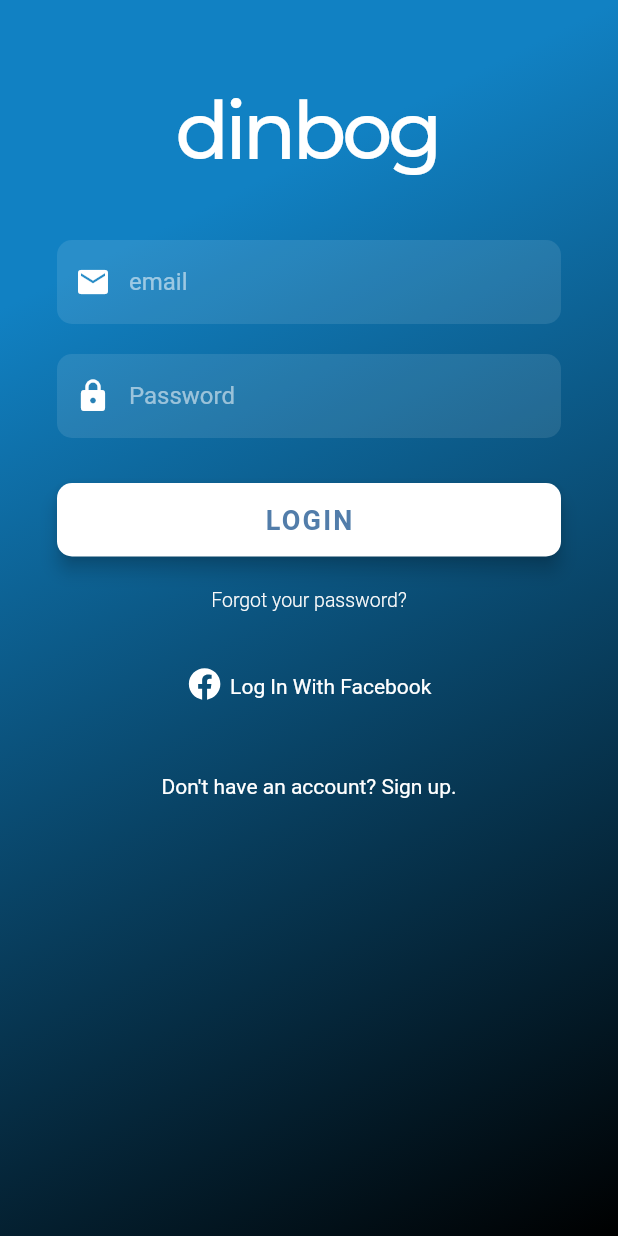
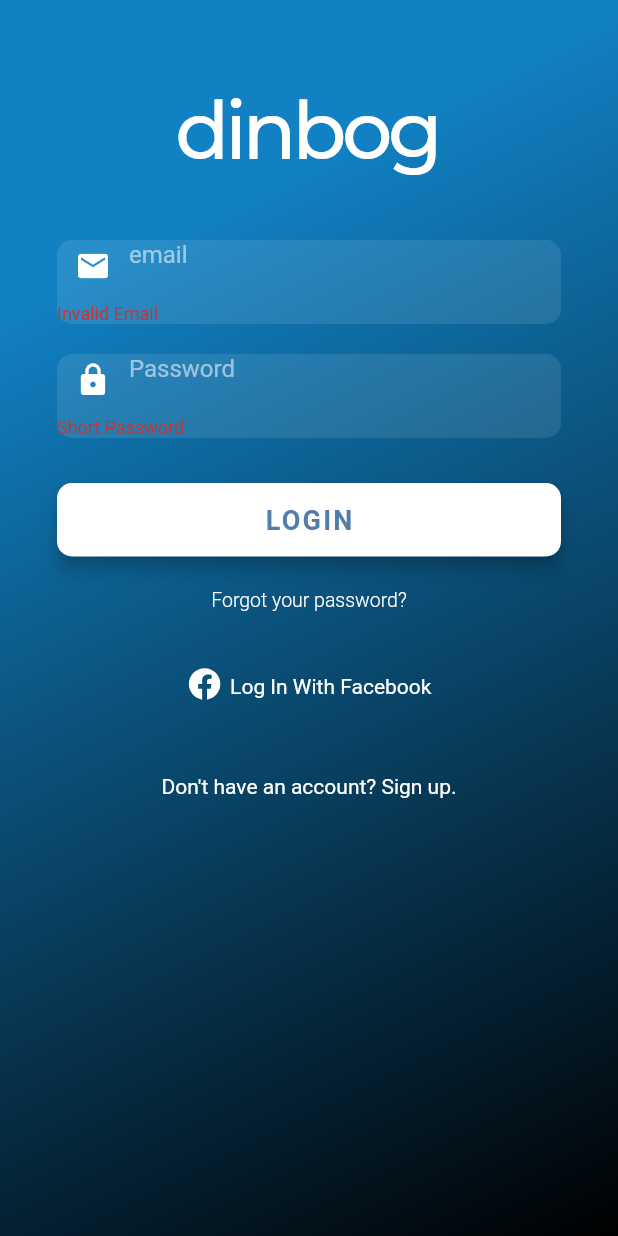
Before and after one commit to elpensadorluis/flutter_advanced, a Flutter app: the screen it shows after launch, after a tap on "LOGIN", on a phone screen of 412 x 824 dp. Run offline on Flutter 3.47's test engine with Material 2 defaults, Android fonts, the phone set to English and light mode, and no system bars; our stand-ins replace auto_route, bloc, dartz, firebase_auth, flushbar, flutter_bloc and 5 more; accounts and stored records are empty; generated files the repository leaves out were written again; Roboto replaces fonts that are missing (OpenSans); project files that could hold a hidden picture were left out.

Commit message:
Sign in UI and Bloc conected --presentation to application

```diff
--- a/lib/presentation/sign_in/widgets/sign_in_form.dart
+++ b/lib/presentation/sign_in/widgets/sign_in_form.dart
@@ -56,18 +56,117 @@ class SignInForm extends StatelessWidget {
                     mainAxisAlignment: MainAxisAlignment.center,
                     crossAxisAlignment: CrossAxisAlignment.center,
                     children: <Widget>[
-                      SizedBox(height: 55.0),
+                      const SizedBox(height: 55.0),
                       _titleDinbog(context),
-                      SizedBox(height: 40.0),
-                      _buildEmailTF(),
-                      SizedBox(
-                        height: 20.0,
+                      const SizedBox(height: 40.0),
+                      // campo email
+                      Container(
+                        alignment: Alignment.centerLeft,
+                        decoration: kBoxDecorationStyle,
+                        height: 56.0,
+                        child: TextFormField(
+                          // controller: _emailController,
+                          keyboardType: TextInputType.emailAddress,
+                          style: TextStyle(
+                            color: Colors.white,
+                            fontFamily: 'OpenSans',
+                          ),
+                          decoration: InputDecoration(
+                            border: InputBorder.none,
+                            contentPadding: EdgeInsets.only(top: 14.0),
+                            prefixIcon: Icon(
+                              Icons.email,
+                              color: Colors.white,
+                            ),
+                            // hintText: AppLocalization.of(context).email,
+                            hintText: 'email',
+                            hintStyle: kHintTextStyle,
+                          ),
+                          onChanged: (value) =>
+                              context.bloc<SignInFormBloc>().add(
+                                    SignInFormEvent.emailChanged(value),
+                                  ),
+                          validator: (_) => context
+                              .bloc<SignInFormBloc>()
+                              .state
+                              .emailAddress
+                              .value
+                              .fold(
+                                (f) => f.maybeMap(
+                                  invalidEmail: (_) => 'Invalid Email',
+                                  orElse: () => null,
+                                ),
+                                (_) => null,
+                              ),
+                        ),
                       ),
-                      _buildPasswordTF(),
-                      _buildLoginBtn(),
+                      const SizedBox(height: 20.0),
+                      // campo password
+                      Container(
+                        alignment: Alignment.centerLeft,
+                        decoration: kBoxDecorationStyle,
+                        height: 56.0,
+                        child: TextFormField(
+                          // controller: _passwordController,
+                          obscureText: true,
+                          style: TextStyle(
+                            color: Colors.white,
+                            fontFamily: 'OpenSans',
+                          ),
+                          decoration: InputDecoration(
+                            border: InputBorder.none,
+                            contentPadding: EdgeInsets.only(top: 14.0),
+                            prefixIcon: Icon(
+                              Icons.lock,
+                              color: Colors.white,
+                            ),
+                            // hintText: AppLocalization.of(context).password,
+                            hintText: 'Password',
+                            hintStyle: kHintTextStyle,
+                          ),
+                          onChanged: (value) => context
+                              .bloc<SignInFormBloc>()
+                              .add(SignInFormEvent.passwordChanged(value)),
+                          validator: (_) => context
+                              .bloc<SignInFormBloc>()
+                              .state
+                              .password
+                              .value
+                              .fold(
+                                (f) => f.maybeMap(
+                                  shortPassword: (_) => 'Short Password',
+                                  orElse: () => null,
+                                ),
+                                (_) => null,
+                              ),
+                        ),
+                      ),
+                      // Boton login
+                      Container(
+                        padding: const EdgeInsets.only(top: 30.0, bottom: 5.0),
+                        width: double.infinity,
+                        child: RaisedButton(
+                            elevation: 5.0,
+                            onPressed: () {
+                              context.bloc<SignInFormBloc>().add(
+                                    const SignInFormEvent
+                                        .signInWithEmailAndPasswordPressed(),
+                                  );
+                            },
+                            padding: const EdgeInsets.all(14.0),
+                            shape: RoundedRectangleBorder(
+                              borderRadius: BorderRadius.circular(10.0),
+                            ),
+                            color: Colors.white,
+                            child: _textLogin()),
+                      ),
+                      if (state.isSubmitting) ...[
+                        const SizedBox(height: 8),
+                        const LinearProgressIndicator(value: null),
+                      ],
                       _buildForgotPasswordBtn(),
                       _outlineButtonSignUpFacebook(),
-                      SizedBox(height: 40.0),
+                      const SizedBox(height: 40.0),
                       InkWell(
                         onTap: () =>
                             Navigator.popAndPushNamed(context, 'landing'),
@@ -108,60 +207,6 @@ Widget _titleDinbog(context) {
   );
 }
 
-Widget _buildEmailTF() {
-  return Container(
-    alignment: Alignment.centerLeft,
-    decoration: kBoxDecorationStyle,
-    height: 56.0,
-    child: TextField(
-      // controller: _emailController,
-      keyboardType: TextInputType.emailAddress,
-      style: TextStyle(
-        color: Colors.white,
-        fontFamily: 'OpenSans',
-      ),
-      decoration: InputDecoration(
-        border: InputBorder.none,
-        contentPadding: EdgeInsets.only(top: 14.0),
-        prefixIcon: Icon(
-          Icons.email,
-          color: Colors.white,
-        ),
-        // hintText: AppLocalization.of(context).email,
-        hintText: 'email',
-        hintStyle: kHintTextStyle,
-      ),
-    ),
-  );
-}
-
-Widget _buildPasswordTF() {
-  return Container(
-    alignment: Alignment.centerLeft,
-    decoration: kBoxDecorationStyle,
-    height: 56.0,
-    child: TextField(
-      // controller: _passwordController,
-      obscureText: true,
-      style: TextStyle(
-        color: Colors.white,
-        fontFamily: 'OpenSans',
-      ),
-      decoration: InputDecoration(
-        border: InputBorder.none,
-        contentPadding: EdgeInsets.only(top: 14.0),
-        prefixIcon: Icon(
-          Icons.lock,
-          color: Colors.white,
-        ),
-        // hintText: AppLocalization.of(context).password,
-        hintText: 'Password',
-        hintStyle: kHintTextStyle,
-      ),
-    ),
-  );
-}
-
 Widget _buildForgotPasswordBtn() {
   return Container(
     alignment: Alignment.centerRight,
@@ -181,27 +226,11 @@ Widget _buildForgotPasswordBtn() {
   );
 }
 
-Widget _buildLoginBtn() {
-  return Container(
-    padding: EdgeInsets.only(top: 30.0, bottom: 5.0),
-    width: double.infinity,
-    child: RaisedButton(
-        elevation: 5.0,
-        onPressed: () {},
-        padding: EdgeInsets.all(14.0),
-        shape: RoundedRectangleBorder(
-          borderRadius: BorderRadius.circular(10.0),
-        ),
-        color: Colors.white,
-        child: setUpButtonChild()),
-  );
-}
-
 Widget _textLogin() {
   return Text(
     // AppLocalization.of(context).login,
     'LOGIN',
-    style: TextStyle(
+    style: const TextStyle(
       color: Color(0xFF527DAA),
       letterSpacing: 1.5,
       fontSize: 18.0,
@@ -214,17 +243,8 @@ Widget _textLogin() {
 Widget _outlineButtonSignUpFacebook() {
   return Column(
     children: <Widget>[
-      //SizedBox(height: 10,),
-      // Row(
-      //   children: <Widget>[
-      //     Expanded(child: Divider(color: Colors.grey[300], endIndent: 10.0, indent: 10.0,)),
-      //     Text(AppLocalization.of(context).or, style: TextStyle(fontSize: 18.0, color: Colors.grey[300], fontWeight: FontWeight.w300),),
-      //     Expanded(child: Divider(color: Colors.grey[300], endIndent: 10.0, indent: 10.0,)),
-      //   ],
-      // ),
-      SizedBox(
-        height: 20,
-      ),
+      //TODO: Implementar conexión con facebook pendiente por rutina del backend
+      const SizedBox(height: 20),
       Row(
         mainAxisAlignment: MainAxisAlignment.center,
         children: <Widget>[
@@ -232,8 +252,8 @@ Widget _outlineButtonSignUpFacebook() {
             Ionicons.logo_facebook,
             color: Colors.white,
           ),
-          Padding(
-            padding: const EdgeInsets.only(top: 3.0, left: 5),
+          const Padding(
+            padding: EdgeInsets.only(top: 3.0, left: 5),
             child: Text(
               // AppLocalization.of(context).logInWithFacebook,
               'Log In With Facebook',
```
Also changed, not shown: pubspec.yaml (+4 -4 lines), 1 other file.
